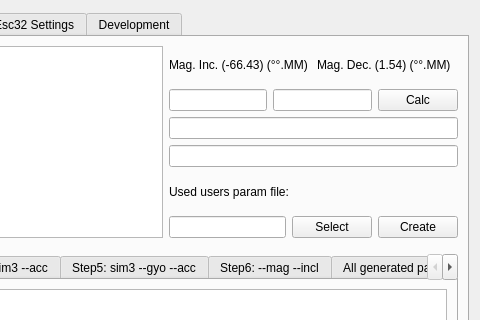
First picture: the form in src/ui/qgcautoquad.ui, repository mpaperno/qgroundcontrol_aq, before the edit; both pictures show x 541 to 1021 and y 0 to 320 of the 1021 by 728 pixel window.
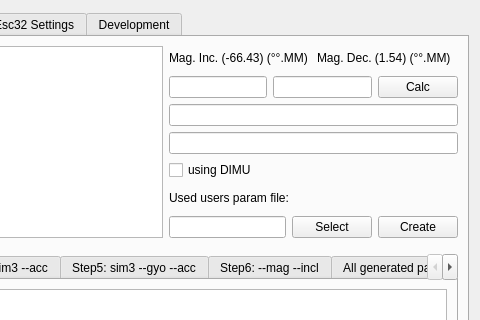
Second picture: the form after the edit. The open tabs and pages were chosen to show the change. Icons and pictures are not drawn.

Commit message: prepare qgc for using DIMU

What changed in the file:
```diff
--- a/src/ui/qgcautoquad.ui
+++ b/src/ui/qgcautoquad.ui
@@ -2200,6 +2200,13 @@
            <item>
             <widget class="QLineEdit" name="lineEdit_cal_inclination"/>
            </item>
+           <item>
+            <widget class="QCheckBox" name="checkBox_DIMU">
+             <property name="text">
+              <string>using DIMU</string>
+             </property>
+            </widget>
+           </item>
            <item>
             <widget class="QLabel" name="label_2">
              <property name="text">
```
Left out of the diff: 4 changed lines with no effect on the pictures. The commit also changes 1 other file.
